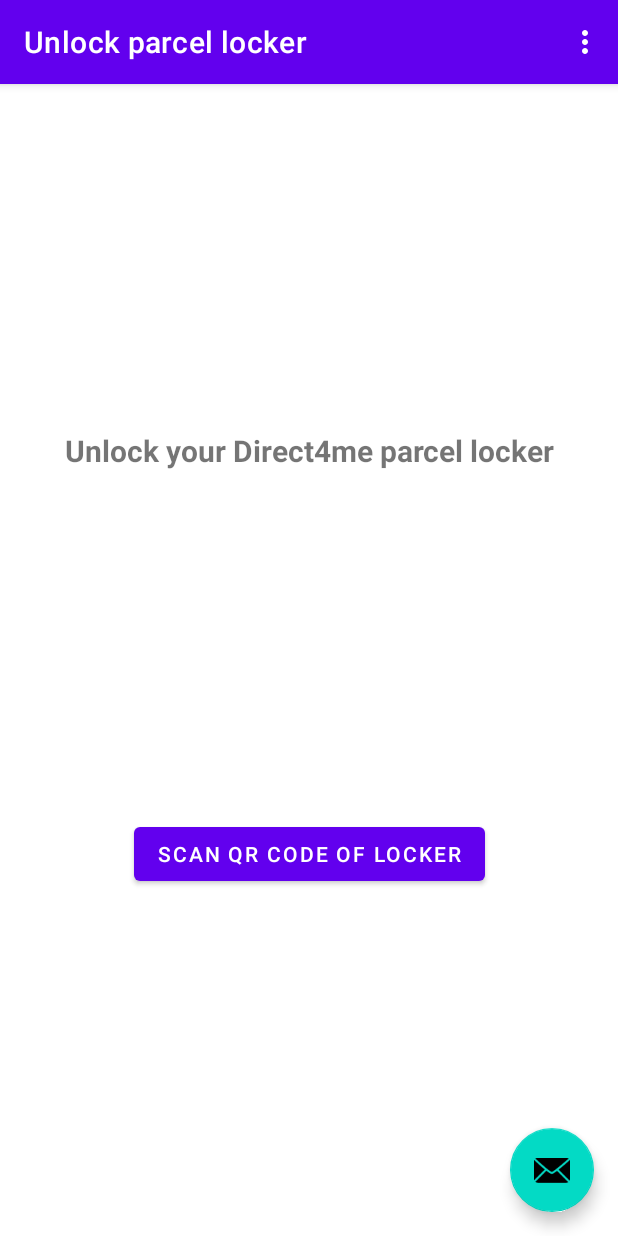
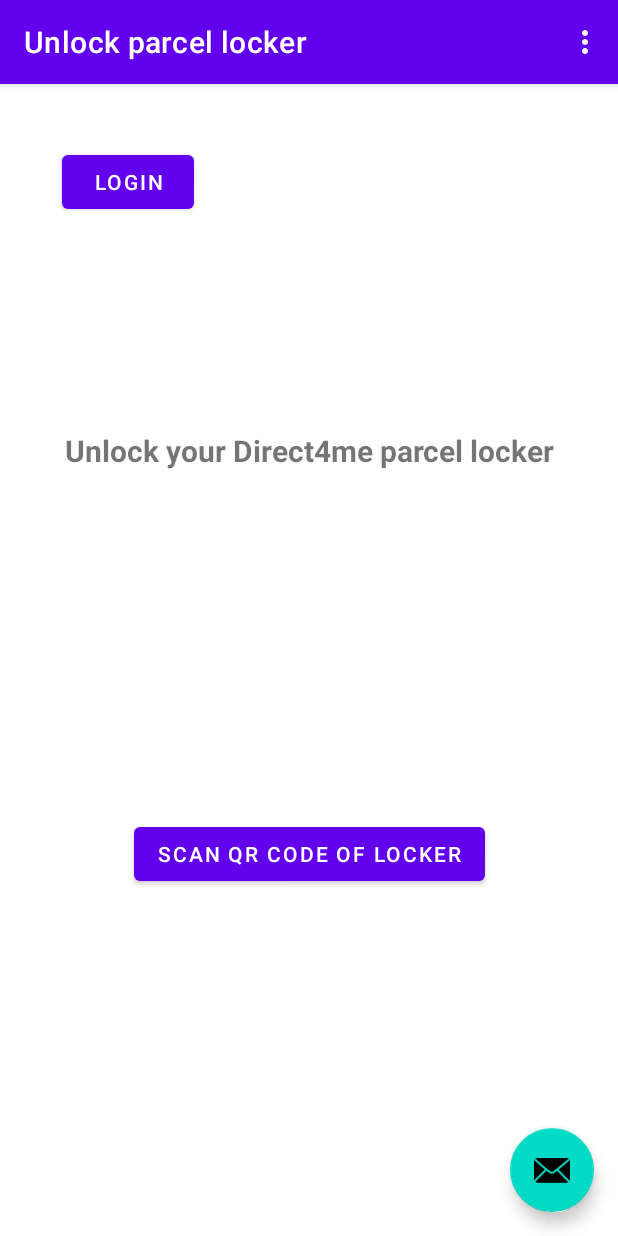
Before and after one commit to Amigos-PametniPaketnik/PJ-PametniPaketnik, an Android app: the screen it shows after launch (MainActivity), on a phone screen of 412 x 824 dp. Run offline under Robolectric (Android 15) with nearby library versions, the phone set to English and light mode, and no system bars; our stand-ins replace navigation-ui.

Commit message:
Added login button and fragment for taking a picture.

```diff
--- a/app/src/main/java/com/example/pametni_paketnik/FirstFragment.kt
+++ b/app/src/main/java/com/example/pametni_paketnik/FirstFragment.kt
@@ -1,17 +1,29 @@
 package com.example.pametni_paketnik
 
+import android.app.Activity
+import android.content.Intent
+import android.content.pm.PackageManager
+import android.graphics.Bitmap
+import android.graphics.BitmapFactory
 import android.os.Bundle
+import android.os.Environment
+import android.provider.MediaStore
 import androidx.fragment.app.Fragment
 import android.view.LayoutInflater
 import android.view.View
 import android.view.ViewGroup
+import android.widget.Toast
+import androidx.core.content.FileProvider
 import androidx.navigation.fragment.findNavController
 import com.example.pametni_paketnik.databinding.FragmentFirstBinding
+import java.io.File
 
 /**
  * A simple [Fragment] subclass as the default destination in the navigation.
  */
-class FirstFragment : Fragment() {
+
+private const val REQUEST_CODE = 42
+ class FirstFragment : Fragment() {
 
     private var _binding: FragmentFirstBinding? = null
 
@@ -34,13 +46,26 @@
 
         if (arguments?.containsKey("scan") == true)
             binding.textViewParcelLocker.text = "Scaned parcel locker: ${arguments?.getString("scan")}"
+      //  if (arguments?.containsKey("image") == true)
+        //    binding.imageView.setImageBitmap(arguments?.get("image") as Bitmap)
         binding.buttonFirst.setOnClickListener {
             findNavController().navigate(R.id.action_FirstFragment_to_SecondFragment)
         }
+
+        binding.buttonLogin.setOnClickListener {
+            findNavController().navigate(R.id.action_FirstFragment_to_PictureFragment)
+        }
+
     }
+
+
+
 
     override fun onDestroyView() {
         super.onDestroyView()
         _binding = null
     }
+
+
+
 }
--- a/app/src/main/java/com/example/pametni_paketnik/MainActivity.kt
+++ b/app/src/main/java/com/example/pametni_paketnik/MainActivity.kt
@@ -1,6 +1,12 @@
 package com.example.pametni_paketnik
 
+import android.app.Activity
+import android.content.Intent
+import android.graphics.Bitmap
+import android.graphics.BitmapFactory
 import android.os.Bundle
+import android.os.Environment
+import android.provider.MediaStore
 import com.google.android.material.snackbar.Snackbar
 import androidx.appcompat.app.AppCompatActivity
 import androidx.navigation.findNavController
@@ -9,7 +15,11 @@
 import androidx.navigation.ui.setupActionBarWithNavController
 import android.view.Menu
 import android.view.MenuItem
+import android.widget.Toast
+import androidx.core.content.FileProvider
 import com.example.pametni_paketnik.databinding.ActivityMainBinding
+import java.io.File
+
 
 class MainActivity : AppCompatActivity() {
 
@@ -32,8 +42,23 @@
             Snackbar.make(view, "Replace with your own action", Snackbar.LENGTH_LONG)
                 .setAction("Action", null).show()
         }
+
+
+
+
     }
+/*
+    override fun onActivityResult(requestCode: Int, resultCode: Int, data: Intent?) {
+        if (requestCode == 42 && resultCode == Activity.RESULT_OK) {
+            val takenImage = data?.extras?.get("data") as Bitmap
+            //   val takenImage = BitmapFactory.decodeFile(photoFile.absolutePath)
+            binding.imageview2.setImageBitmap(takenImage)
+        } else {
+            super.onActivityResult(requestCode, resultCode, data)
+        }
 
+    }
+*/
     override fun onCreateOptionsMenu(menu: Menu): Boolean {
         // Inflate the menu; this adds items to the action bar if it is present.
         menuInflater.inflate(R.menu.menu_main, menu)
--- a/app/src/main/res/layout/fragment_first.xml
+++ b/app/src/main/res/layout/fragment_first.xml
@@ -37,4 +37,15 @@
         app:layout_constraintEnd_toEndOf="parent"
         app:layout_constraintStart_toStartOf="parent"
         app:layout_constraintTop_toBottomOf="@+id/textview_first" />
+
+    <Button
+        android:id="@+id/button_login"
+        android:layout_width="wrap_content"
+        android:layout_height="wrap_content"
+        android:layout_marginStart="41dp"
+        android:layout_marginTop="41dp"
+        android:text="Login"
+        app:layout_constraintStart_toStartOf="parent"
+        app:layout_constraintTop_toTopOf="parent" />
+
 </androidx.constraintlayout.widget.ConstraintLayout>
--- a/app/src/main/res/navigation/nav_graph.xml
+++ b/app/src/main/res/navigation/nav_graph.xml
@@ -14,6 +14,9 @@
         <action
             android:id="@+id/action_FirstFragment_to_SecondFragment"
             app:destination="@id/SecondFragment" />
+        <action
+            android:id="@+id/action_FirstFragment_to_PictureFragment"
+            app:destination="@id/PictureFragment" />
     </fragment>
     <fragment
         android:id="@+id/SecondFragment"
@@ -25,4 +28,15 @@
             android:id="@+id/action_SecondFragment_to_FirstFragment"
             app:destination="@id/FirstFragment" />
     </fragment>
+
+    <fragment
+        android:id="@+id/PictureFragment"
+        android:name="com.example.pametni_paketnik.PictureFragment"
+        android:label="@string/picture_fragment_label"
+        tools:layout="@layout/fragment_picture">
+
+        <action
+            android:id="@+id/action_PictureFragment_to_FirstFragment"
+            app:destination="@id/FirstFragment" />
+    </fragment>
 </navigation>
--- a/app/src/main/res/values/strings.xml
+++ b/app/src/main/res/values/strings.xml
@@ -9,4 +9,5 @@
 
     <string name="hello_first_fragment">Unlock your Direct4me parcel locker</string>
     <string name="hello_second_fragment">Hello second fragment. Arg: %1$s</string>
+    <string name="picture_fragment_label">Login</string>
 </resources>
--- /dev/null
+++ b/app/src/main/res/xml/fileprovider.xml
@@ -0,0 +1,4 @@
+<?xml version="1.0" encoding="utf-8"?>
+<paths>
+    <external-files-path name="my_images" path="/" />
+</paths>
```
Also changed, not shown: app/src/main/AndroidManifest.xml (+19 -0 lines), app/src/main/java/com/example/pametni_paketnik/PictureFragment.kt (added, +114 -0 lines), app/src/main/res/layout/fragment_picture.xml (added, +14 -0 lines), 1 other file.
